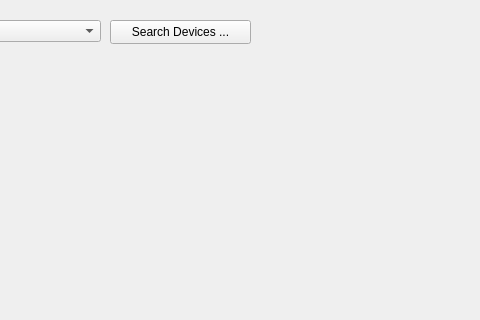
Old version of the form examples/nv200_pyside6_ui/mainwindow.ui in the repository piezosystemjena/nv200-python-lib; both pictures show x 320 to 800 and y 0 to 320 of the 800 by 600 pixel window.
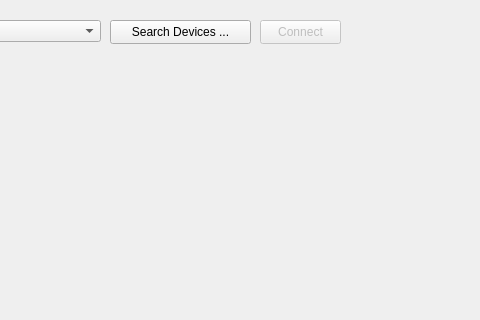
New version of the form. Custom widgets are drawn as their Qt base class.

Commit message: Added factory function to DeviceClient class to create a DeviceClient with the right TransportProtocol

```diff
--- a/examples/nv200_pyside6_ui/mainwindow.ui
+++ b/examples/nv200_pyside6_ui/mainwindow.ui
@@ -47,6 +47,22 @@
      </rect>
     </property>
    </widget>
+   <widget class="QPushButton" name="connectButton">
+    <property name="enabled">
+     <bool>false</bool>
+    </property>
+    <property name="geometry">
+     <rect>
+      <x>580</x>
+      <y>20</y>
+      <width>81</width>
+      <height>24</height>
+     </rect>
+    </property>
+    <property name="text">
+     <string>Connect</string>
+    </property>
+   </widget>
   </widget>
   <widget class="QMenuBar" name="menubar">
    <property name="geometry">
```
The commit also changes 4 other files.
